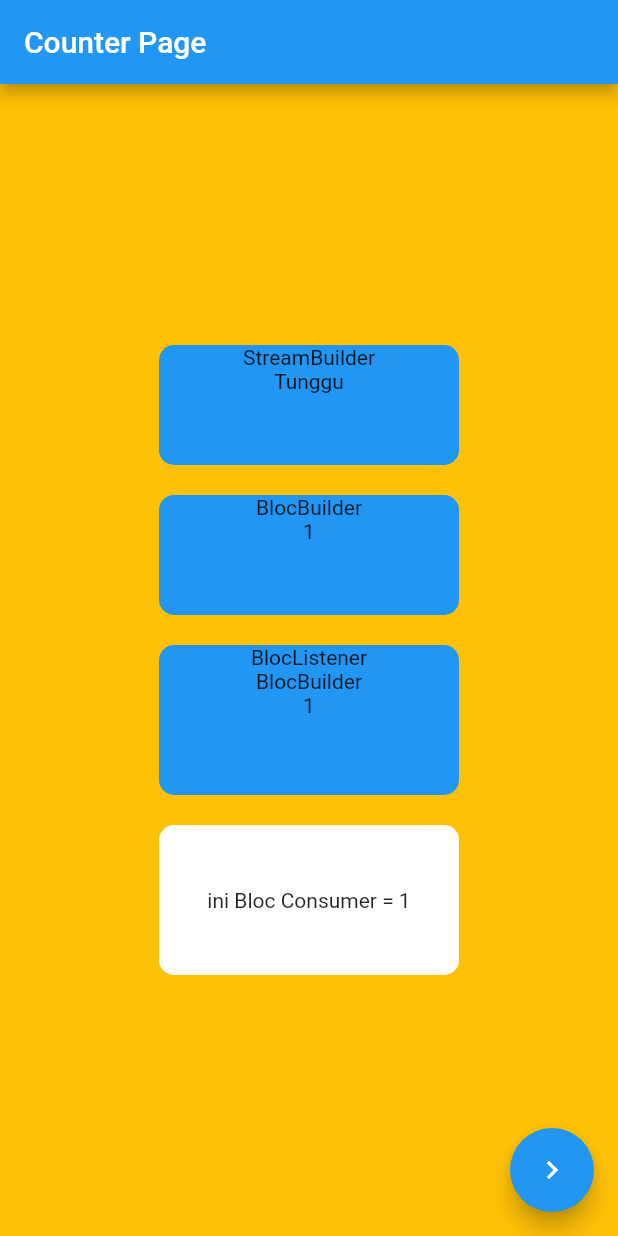
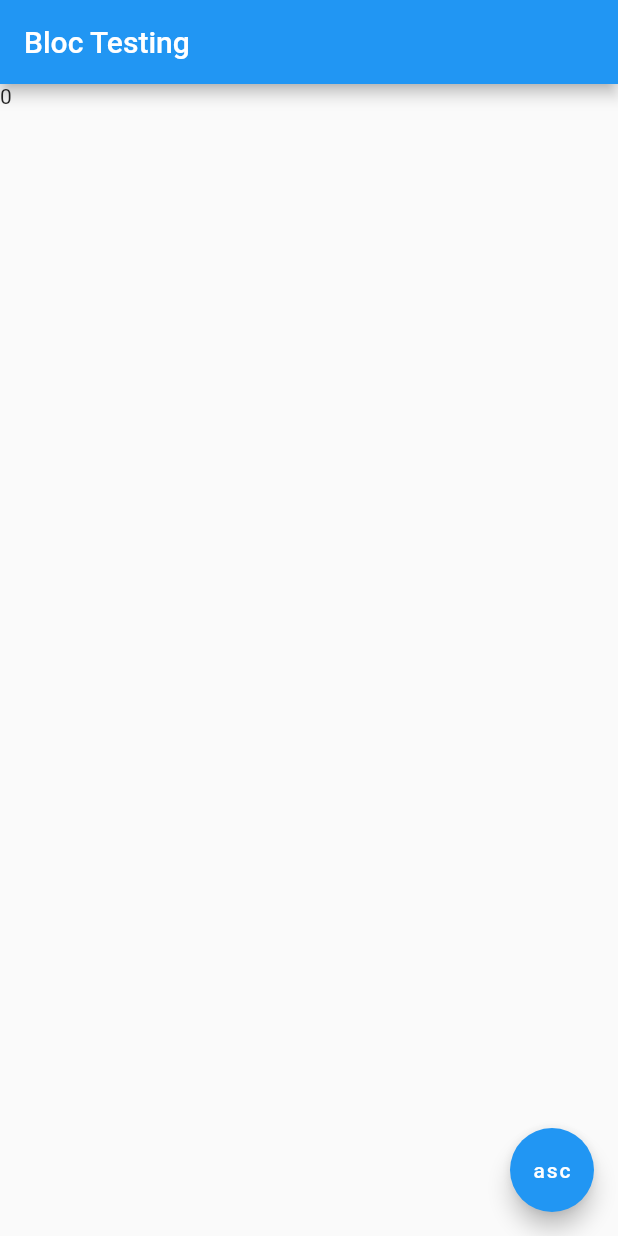
Before and after one commit to veeery/flutter-bloc, a Flutter app: the screen it shows after launch, on a phone screen of 412 x 824 dp. Run offline on Flutter 3.47's test engine with Material 2 defaults, Android fonts, the light colour scheme and no system bars; our stand-ins replace bloc, dio, equatable, flutter_bloc.

Commit message:
Example Bloc Event, State, BloC

```diff
--- a/lib/example/blocks/counter.dart
+++ /dev/null
@@ -1,32 +0,0 @@
-import 'dart:async';
-
-import 'package:bloc/bloc.dart';
-
-class CounterBloc extends Cubit<int>{
-  CounterBloc({this.counter = 1}) : super(counter);
-
-  int counter = 0;
-
-  StreamController controller = StreamController();
-  StreamSink get sink => controller.sink;
-  Stream get builderStream => controller.stream;
-
-  void increment() {
-    counter++;
-    sink.add(counter);
-    emit(state+1);
-  }
-
-  void decrease() {
-    counter--;
-    sink.add(counter);
-    emit(state-1);
-  }
-
-  @override
-  void onError(Object error, StackTrace stackTrace) {
-    print(error);
-    super.onError(error, stackTrace);
-  }
-
-}
--- /dev/null
+++ b/lib/example/blocks/home/home_event.dart
@@ -0,0 +1,13 @@
+import 'package:equatable/equatable.dart';
+
+abstract class HomeEvent extends Equatable {}
+
+class GetAll implements HomeEvent {
+
+  @override
+  List<Object> get props => [];
+
+  @override
+  // TODO: implement stringify
+  bool? get stringify => false;
+}
--- /dev/null
+++ b/lib/example/blocks/home/home_state.dart
@@ -0,0 +1,50 @@
+import 'package:equatable/equatable.dart';
+import 'package:flutter_veeery_bloc/example/model/user.dart';
+
+abstract class HomeState extends Equatable {}
+
+class Initial implements HomeState {
+
+  @override
+  List<Object> get props => [];
+
+  @override
+  bool? get stringify => false;
+
+}
+
+class Loading implements HomeState {
+  @override
+  List<Object> get props => [];
+
+  @override
+  bool? get stringify => false;
+
+}
+
+class UserLoaded implements HomeState {
+
+  final List<User> users;
+
+  const UserLoaded(this.users);
+
+  @override
+  List<Object> get props => [users];
+
+  @override
+  bool? get stringify => false;
+
+}
+
+class ShowMessage implements HomeState {
+
+  final String message;
+
+  const ShowMessage(this.message);
+
+  @override
+  List<Object> get props => [message];
+
+  @override
+  bool? get stringify => false;
+}
--- /dev/null
+++ b/lib/example/model/user.dart
@@ -0,0 +1,32 @@
+class User {
+
+  int id;
+  String? email;
+  String? firstName;
+  String? lastName;
+  String? avatar;
+
+  User({
+    required this.id,
+    this.email,
+    this.firstName,
+    this.lastName,
+    this.avatar,
+  });
+
+  factory User.fromJson(Map<String, dynamic> json) => User(
+    id: json["id"],
+    email: json["email"] ?? "-",
+    firstName: json["first_name"] ?? "-",
+    lastName: json["last_name"] ?? "-",
+    avatar: json["avatar"] ?? "-",
+  );
+
+  Map<String, dynamic> toJson() => {
+    "id": id,
+    "email": email,
+    "first_name": firstName,
+    "last_name": lastName,
+    "avatar": avatar,
+  };
+}
--- a/lib/example/pages/app_routes.dart
+++ b/lib/example/pages/app_routes.dart
@@ -1,19 +1,13 @@
-import 'package:flutter_veeery_bloc/example/pages/example_pages/counter_page.dart';
-import 'package:flutter_veeery_bloc/example/pages/example_pages/counter_page_2.dart';
-import 'package:flutter_veeery_bloc/example/pages/example_pages/counter_page_3.dart';
+import 'package:flutter_veeery_bloc/example/pages/home/home_view.dart';
 
 class AppPages {
-  static const String counter = "/counter";
-  static const String counter2 = "/counter2";
-  static const String counter3 = "/counter3";
+  static const String home = "/home";
 }
 
 class AppRoutes {
   static final routes = {
 
-    AppPages.counter : (context) => CounterPage(),
-    AppPages.counter2 : (context) => CounterPage2(),
-    AppPages.counter3 : (context) => CounterPage3()
+    AppPages.home : (context) => Home(),
 
   };
 }
--- a/lib/example/pages/example_pages/counter_page.dart
+++ /dev/null
@@ -1,153 +0,0 @@
-import 'package:flutter/material.dart';
-import 'package:flutter_bloc/flutter_bloc.dart';
-import 'package:flutter_veeery_bloc/example/blocks/counter.dart';
-import 'package:flutter_veeery_bloc/example/pages/app_routes.dart';
-
-class CounterPage extends StatelessWidget {
-
-  CounterBloc bloc = CounterBloc();
-
-  @override
-  Widget build(BuildContext context) {
-    return Scaffold(
-      backgroundColor: Colors.amber,
-      appBar: AppBar(
-        title: Text("Counter Page"),
-      ),
-      floatingActionButton: FloatingActionButton(
-        child: const Icon(Icons.keyboard_arrow_right),
-        onPressed: () {
-          Navigator.pushNamed(context, AppPages.counter2);
-        },
-      ),
-      body: Center(
-        child: SingleChildScrollView(
-          child: Column(
-            children: [
-              buildStreamBuilder(),
-              const SizedBox(height: 20),
-              buildBlocBuilder(),
-              const SizedBox(height: 20),
-              buildBlocListener(),
-              const SizedBox(height: 20),
-              buildBlocConsumer(),
-
-
-            ],
-          ),
-        ),
-      )
-    );
-  }
-
-  Widget buildBlocConsumer() {
-    //Tidak Ada buildWhen tidak masalah
-    //BlocConsumer = Gabungan antara BlocBuilder & BlocListener
-    return Container(
-      decoration: BoxDecoration(
-          color: Colors.white,
-          borderRadius: BorderRadius.circular(10)),
-      width: 200,
-      height: 100,
-      child: Center(
-        child: BlocConsumer<CounterBloc, int>(
-          bloc: bloc,
-          buildWhen: (previous, current) {
-            if (current==10) {
-              return false;
-            } else {
-              return true;
-            }
-          },
-          builder:((context, state) {
-            return Text('ini Bloc Consumer = $state');
-          }),
-          listener: (context, state) {
-            return print("$state");
-          },
-          // listenWhen: (context, state) {
-          //   if (state == 10) {
-          //     return true;
-          //   } else {
-          //     return false;
-          //   }
-          // },
-        ),
-      ),
-    );
-  }
-
-  Widget buildBlocListener() {
-    return Container(
-        width: 200,
-        height: 100,
-        decoration: BoxDecoration(
-            color: Colors.blue,
-            borderRadius: BorderRadius.circular(10)),
-        child: Column(
-          children: [
-            Text('BlocListener'),
-            BlocListener(
-              bloc: bloc,
-              listener: (context, state) {
-                print("Sudah");
-              },
-              listenWhen: (previous, current) {
-                if (current == 20) {
-                  print("INI");
-                  return true;
-                } else {
-                  return false;
-                }
-              },
-              child: buildBlocBuilder()
-            ),
-          ],
-        ));
-  }
-
-  Widget buildStreamBuilder() {
-    return Container(
-        width: 200,
-        height: 80,
-        decoration: BoxDecoration(
-            color: Colors.blue,
-            borderRadius: BorderRadius.circular(10)),
-        child: Column(
-          children: [
-            Text('StreamBuilder'),
-            StreamBuilder(
-                stream: bloc.builderStream,
-                builder: (context, snapshot) {
-                  if (snapshot.connectionState ==
-                      ConnectionState.waiting) {
-                    return const Text('Tunggu');
-                  } else {
-                    return Text('Angka Saat ini: ${snapshot.data}');
-                  }
-                }),
-          ],
-        ));
-  }
-
-  Widget buildBlocBuilder() {
-    return Container(
-        width: 200,
-        height: 80,
-        decoration: BoxDecoration(
-            color: Colors.blue,
-            borderRadius: BorderRadius.circular(10)),
-        child: Column(
-          children: [
-            Text('BlocBuilder'),
-            BlocBuilder(
-              bloc: bloc,
-              builder: (context, state) {
-                return Text('$state');
-              },
-            )
-          ],
-        ));
-  }
-
-}
--- /dev/null
+++ b/lib/example/pages/home/home_view.dart
@@ -0,0 +1,96 @@
+import 'package:flutter/material.dart';
+import 'package:flutter_bloc/flutter_bloc.dart';
+import 'package:flutter_veeery_bloc/example/api_repository.dart';
+import 'package:flutter_veeery_bloc/example/blocks/home/home_bloc.dart';
+import 'package:flutter_veeery_bloc/example/blocks/home/home_event.dart';
+import 'package:flutter_veeery_bloc/example/blocks/home/home_state.dart';
+import 'package:flutter_veeery_bloc/example/model/user.dart';
+
+class Home extends StatefulWidget {
+
+  @override
+  State<Home> createState() => _HomeState();
+}
+
+class _HomeState extends State<Home> {
+  List<User> users = [];
+  late HomeBloc bloc;
+
+  @override
+  void initState() {
+    bloc = HomeBloc(Api());
+    // bloc.add(GetAll());
+    super.initState();
+  }
+
+  void fetchUsers() {
+    bloc.add(GetAll());
+  }
+
+  @override
+  Widget build(BuildContext context) {
+    return Scaffold(
+      appBar: AppBar(
+        title: const Text('Bloc Testing'),
+      ),
+      floatingActionButton: FloatingActionButton(
+        child: Text('asc'),
+        onPressed: () async {
+          await bloc.api.fetchUsers();
+        },
+      ),
+      body: BlocConsumer<HomeBloc, HomeState>(
+        bloc: bloc,
+        listener: (context, state) {
+          // Listener tidak butuh return sebuah widget
+          // Cocok untuk menampilkan Message, Toast, SnackBar, Dialog, etc
+          if (state is ShowMessage) {
+          } else if (state is UserLoaded) {
+            users.clear();
+            users.addAll(state.users);
+          }
+        },
+        builder: (context, state) {
+          return Stack(
+            children: [
+              // createUserList(),
+              Text("${users.length}"),
+              isLoading(state)
+            ],
+          );
+        },
+      ),
+    );
+  }
+
+  Widget createUserList() {
+    if (!users.isNotEmpty) {
+      return ListView.builder(
+        physics: const ScrollPhysics(),
+        itemCount: users.length,
+        itemBuilder: (context, index) {
+
+          User user = users[index];
+
+          return Container(
+            color: Colors.blue,
+            padding: const EdgeInsets.all(8),
+            child: Text(users.length.toString()),
+          );
+        },
+      );
+    }
+    return const Center(
+      child: Text("Kosong"),
+    );
+  }
+
+  Widget isLoading(state) {
+    if (state is Loading) {
+      return const Center(
+        child: CircularProgressIndicator(),
+      );
+    }
+    return Container();
+  }
+}
--- a/lib/main.dart
+++ b/lib/main.dart
@@ -1,6 +1,7 @@
 import 'package:flutter/material.dart';
 import 'package:flutter_veeery_bloc/example/pages/app_routes.dart';
-import 'package:flutter_veeery_bloc/example/pages/example_pages/counter_page.dart';
+import 'package:flutter_veeery_bloc/example/pages/home/home_view.dart';
+
 
 void main() {
   runApp(const MyApp());
@@ -18,7 +19,7 @@ class MyApp extends StatelessWidget {
         primarySwatch: Colors.blue,
       ),
       routes: AppRoutes.routes,
-      home: CounterPage(),
+      home: Home(),
     );
   }
 }
--- a/pubspec.yaml
+++ b/pubspec.yaml
@@ -35,6 +35,7 @@ dependencies:
   bloc: ^8.1.0
   flutter_bloc: ^8.1.1
   dio: ^4.0.6
+  equatable: ^2.0.5
 
   # The following adds the Cupertino Icons font to your application.
   # Use with the CupertinoIcons class for iOS style icons.
```
Also changed, not shown: lib/example/api_repository.dart (added, +25 -0 lines), lib/example/blocks/home/home_bloc.dart (added, +31 -0 lines), lib/example/pages/example_pages/counter_page_2.dart (deleted, +0 -30 lines), lib/example/pages/example_pages/counter_page_3.dart (deleted, +0 -27 lines), lib/example/pages/example_pages/counter_page_4.dart (deleted, +0 -18 lines), lib/service/network/app_dio.dart (added, +56 -0 lines), lib/service/network/interceptor.dart (added, +55 -0 lines), pubspec.lock.
